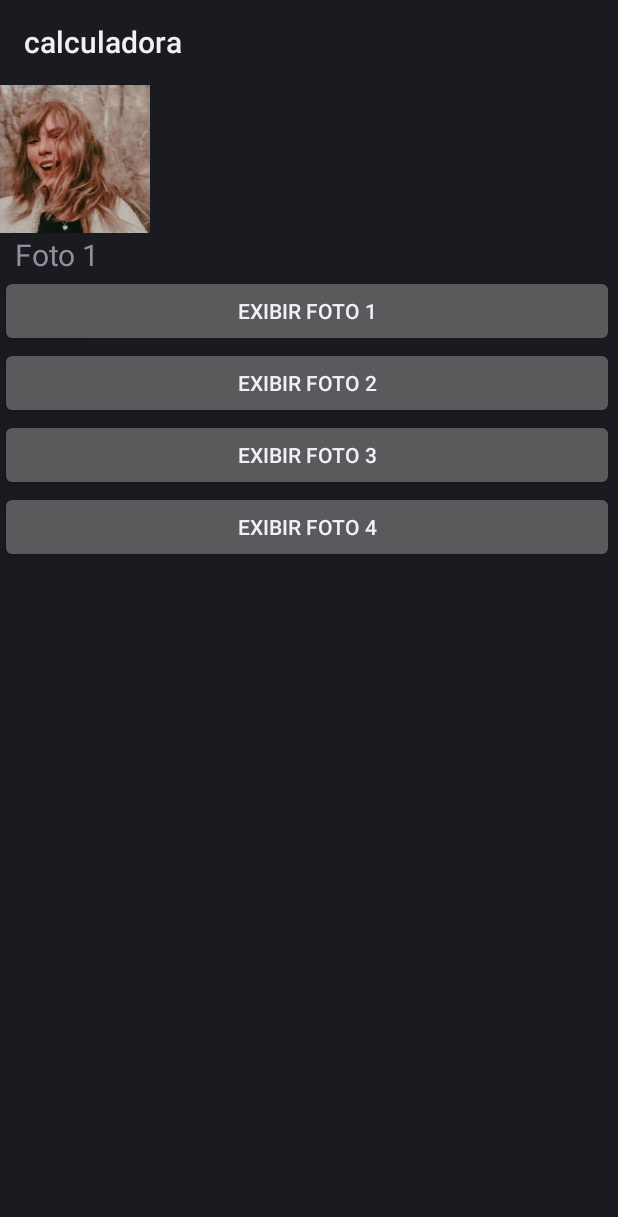
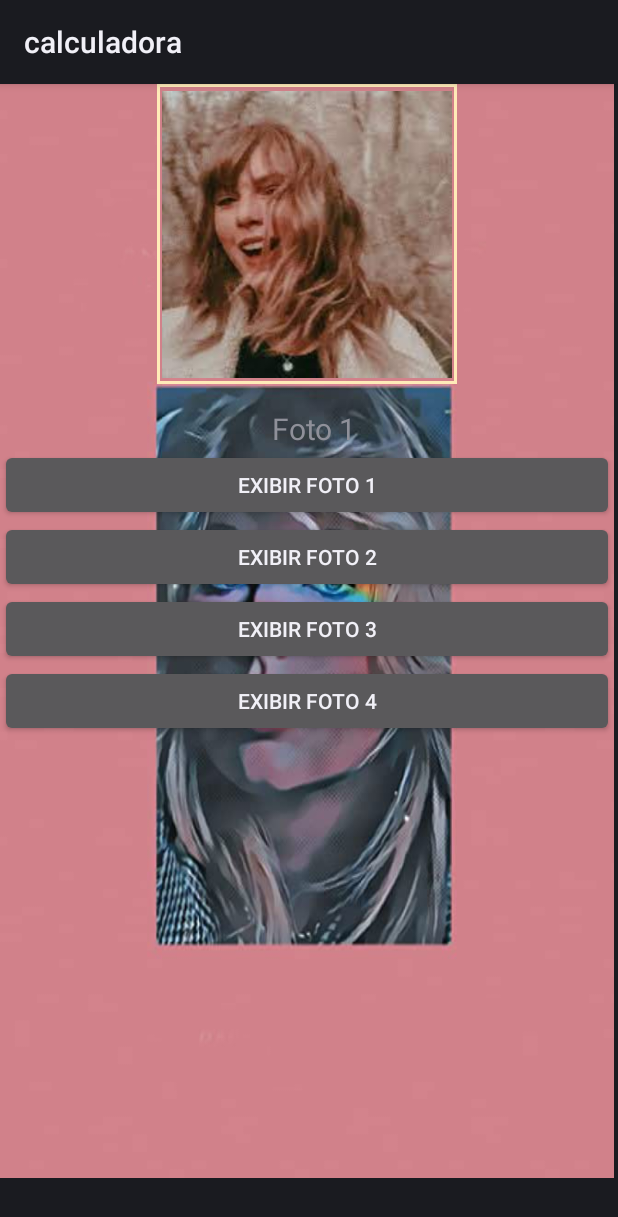
Before and after one commit to belforz/aulas_androidstudio, an Android app: the layout activity_imagens.xml on its own in the app's theme, with its tools: preview values and no code run, on a phone screen of 412 x 824 dp. Shown: the top 1217 px of the screen. Run offline under Robolectric (Android 15) with nearby library versions, the phone set to English and light mode, and no system bars.

Commit message:
mais funcoções

```diff
--- /dev/null
+++ b/calculadora/app/src/main/res/drawable/border.xml
@@ -0,0 +1,18 @@
+<?xml version="1.0" encoding="utf-8"?>
+
+    <shape xmlns:tools="http://schemas.android.com/tools"
+        xmlns:android="http://schemas.android.com/apk/res/android"
+        tools:ignore="ExtraText">
+        <solid android:color="#00000000" /> <!-- Transparent background -->
+        <stroke
+            android:color="#FFFFEBB8" />
+    <stroke
+            android:width="2dp" /> <!-- Border width -->
+
+<!-- Border color -->
+        <padding
+            android:left="2dp"
+            android:top="2dp"
+            android:right="2dp"
+            android:bottom="2dp" /> <!-- Padding to create space between the border and the image -->
+    </shape>
--- a/calculadora/app/src/main/res/layout/activity_imagens.xml
+++ b/calculadora/app/src/main/res/layout/activity_imagens.xml
@@ -6,58 +6,81 @@
     android:layout_height="match_parent"
     tools:context=".ImagensActivity">
 
+
+
     <LinearLayout
+        android:id="@+id/LinearLayout"
         android:layout_width="409dp"
         android:layout_height="729dp"
         android:orientation="vertical"
+        android:gravity="center_horizontal"
         tools:layout_editor_absoluteX="1dp"
         tools:layout_editor_absoluteY="1dp"
-        android:id="@+id/LinearLayout">
+        android:background="@drawable/taylorfundo3"
+
+        >
+
 
         <ImageView
             android:id="@+id/foto1"
-            android:layout_width="100dp"
-            android:layout_height="100dp"
+            android:layout_width="200dp"
+            android:layout_height="200dp"
+            android:scaleType="centerInside"
+            android:layout_gravity="center"
+            android:paddingTop="3dp"
+            android:paddingBottom="3dp"
+            android:paddingLeft="3dp"
+            android:paddingRight="3dp"
+            android:background="@drawable/border"
             android:src="@drawable/taylor" />
 
+        <Space
+            android:layout_width="match_parent"
+            android:layout_height="16dp" />
 
         <TextView
+            android:id="@+id/txtinformacao"
             android:layout_width="wrap_content"
             android:layout_height="wrap_content"
+            android:paddingLeft="10dp"
             android:text="Foto 1"
-            android:id="@+id/txtinformacao"
-            android:textSize="20dp"
-            android:paddingLeft="10dp" />
+            android:textSize="20dp" />
+
+        <LinearLayout
+            android:layout_width="match_parent"
+            android:layout_height="wrap_content"
+            android:orientation="vertical">
 
             <Button
+                android:id="@+id/btfoto1"
                 android:layout_width="match_parent"
                 android:layout_height="wrap_content"
-            android:text="Exibir foto 1"
-            android:id="@+id/btfoto1"
-            />
+                android:text="Exibir foto 1" />
+
             <Button
+                android:id="@+id/btfoto2"
                 android:layout_width="match_parent"
                 android:layout_height="wrap_content"
-            android:text="Exibir foto 2"
-            android:id="@+id/btfoto2"/>
+                android:text="Exibir foto 2" />
 
             <Button
+                android:id="@+id/btfoto3"
                 android:layout_width="match_parent"
                 android:layout_height="wrap_content"
-            android:text="Exibir foto 3"
-            android:id="@+id/btfoto3"/>
+                android:text="Exibir foto 3" />
+
             <Button
+                android:id="@+id/btfoto4"
                 android:layout_width="match_parent"
                 android:layout_height="wrap_content"
-            android:text="Exibir foto 4"
-            android:id="@+id/btfoto4"/>
+                android:text="Exibir foto 4" />
 
 
-
-
+        </LinearLayout>
     </LinearLayout>
 
 
 
 
+
 </androidx.constraintlayout.widget.ConstraintLayout>
```
Also changed, not shown: calculadora/app/src/main/res/drawable/taylorfundo.jpg (added), calculadora/app/src/main/res/drawable/taylorfundo2.jpg (added), calculadora/app/src/main/res/drawable/taylorfundo3.jpg (added). Lines whose indentation alone changed are shown as unchanged.
